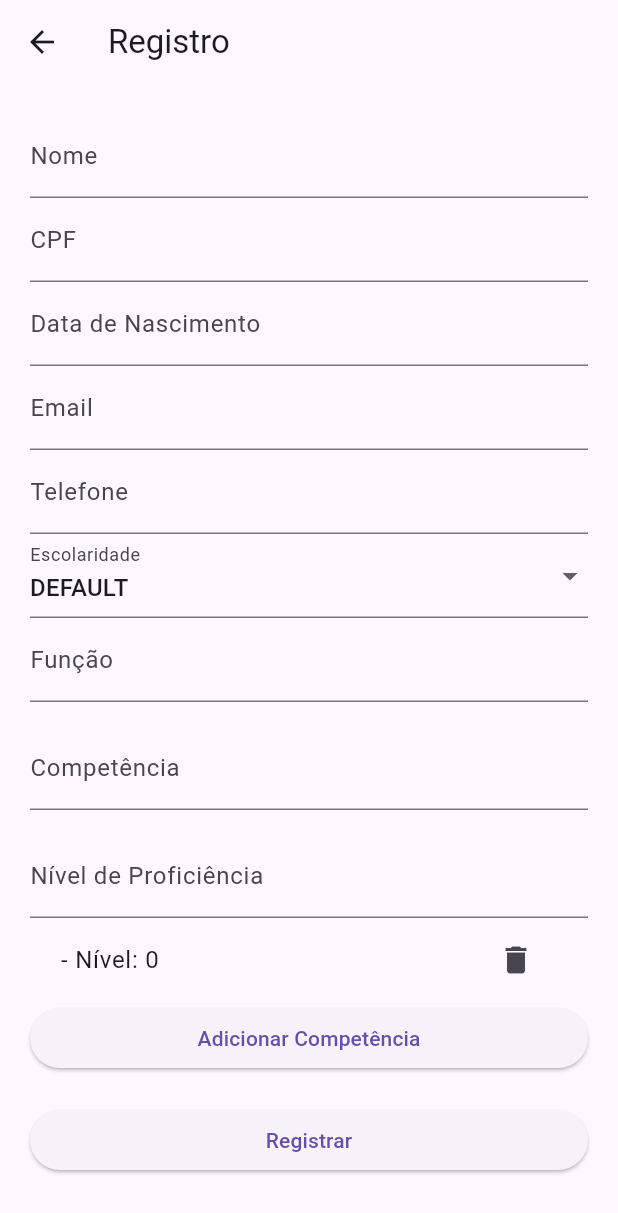
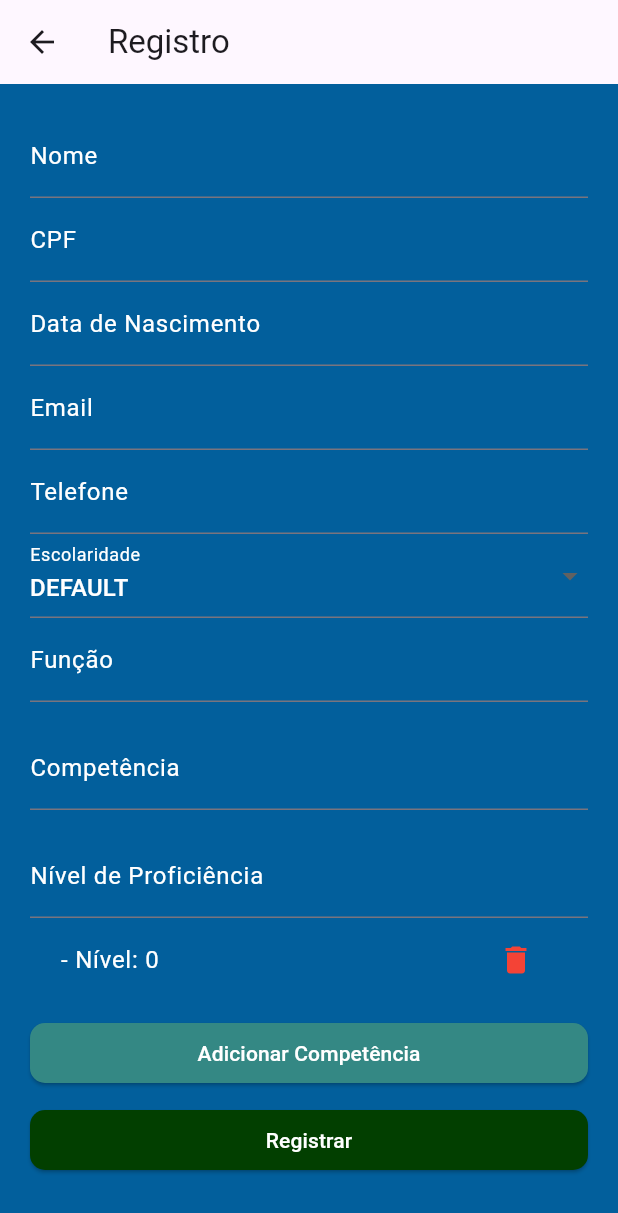
Before and after one commit to daviroquedev/curriculos_project, a Flutter app: the RegisterPage screen opened by its route, after a tap on "Adicionar Competência", on a phone screen of 412 x 824 dp. Shown: the top 1213 px of the screen. Run offline on Flutter 3.47's test engine with Material 3 defaults, Android fonts, the phone set to English and light mode, and no system bars; our stand-ins replace dio, fl_chart, flutter_mobx, flutter_modular, flutter_secure_storage, jwt_decoder and 2 more; accounts and stored records are empty; generated files the repository leaves out were written again.

Commit message:
feat: design screen register

```diff
--- a/lib/modules/auth/view/RegisterPage.dart
+++ b/lib/modules/auth/view/RegisterPage.dart
@@ -35,6 +35,7 @@ class RegisterPage extends StatelessWidget {
       appBar: AppBar(
         title: const Text('Registro'),
       ),
+      backgroundColor: const Color.fromARGB(255, 2, 95, 156),
       body: SingleChildScrollView(
         padding: const EdgeInsets.all(20.0),
         child: Column(
@@ -43,34 +44,53 @@ class RegisterPage extends StatelessWidget {
             Observer(
               builder: (_) => TextFormField(
                 onChanged: _registerStore.setNome,
-                decoration: const InputDecoration(labelText: 'Nome'),
+                decoration: InputDecoration(
+                  labelText: 'Nome',
+                  labelStyle:
+                      TextStyle(color: Colors.white), // Cor do texto branco
+                ),
               ),
             ),
             Observer(
               builder: (_) => TextFormField(
                 onChanged: _registerStore.setCpf,
-                decoration: const InputDecoration(labelText: 'CPF'),
+                decoration: InputDecoration(
+                  labelText: 'CPF',
+                  labelStyle:
+                      TextStyle(color: Colors.white), // Cor do texto branco
+                ),
                 inputFormatters: [cpfMaskFormatter],
               ),
             ),
             Observer(
               builder: (_) => TextFormField(
                 onChanged: _registerStore.setDataNascimento,
-                decoration:
-                    const InputDecoration(labelText: 'Data de Nascimento'),
+                decoration: InputDecoration(
+                  labelText: 'Data de Nascimento',
+                  labelStyle:
+                      TextStyle(color: Colors.white), // Cor do texto branco
+                ),
                 inputFormatters: [dateMaskFormatter],
               ),
             ),
             Observer(
               builder: (_) => TextFormField(
                 onChanged: _registerStore.setEmail,
-                decoration: const InputDecoration(labelText: 'Email'),
+                decoration: InputDecoration(
+                  labelText: 'Email',
+                  labelStyle:
+                      TextStyle(color: Colors.white), // Cor do texto branco
+                ),
               ),
             ),
             Observer(
               builder: (_) => TextFormField(
                 onChanged: _registerStore.setTelefone,
-                decoration: const InputDecoration(labelText: 'Telefone'),
+                decoration: InputDecoration(
+                  labelText: 'Telefone',
+                  labelStyle:
+                      TextStyle(color: Colors.white), // Cor do texto branco
+                ),
                 inputFormatters: [phoneMaskFormatter],
               ),
             ),
@@ -85,29 +105,44 @@ class RegisterPage extends StatelessWidget {
                 items: opcoesEscolaridade.map((escolaridade) {
                   return DropdownMenuItem(
                     value: escolaridade,
-                    child: Text(escolaridade),
+                    child: Text(escolaridade,
+                        style: TextStyle(
+                            color: Colors.white)), // Cor do texto branco
                   );
                 }).toList(),
-                decoration: const InputDecoration(labelText: 'Escolaridade'),
+                decoration: const InputDecoration(
+                    labelText: 'Escolaridade',
+                    labelStyle: TextStyle(color: Colors.white)),
               ),
             ),
             Observer(
               builder: (_) => TextFormField(
                 onChanged: _registerStore.setFuncao,
-                decoration: const InputDecoration(labelText: 'Função'),
+                decoration: InputDecoration(
+                  labelText: 'Função',
+                  labelStyle:
+                      TextStyle(color: Colors.white), // Cor do texto branco
+                ),
               ),
             ),
             const SizedBox(height: 16),
             TextFormField(
               controller: _competenciaController,
-              decoration: const InputDecoration(labelText: 'Competência'),
+              decoration: InputDecoration(
+                labelText: 'Competência',
+                labelStyle:
+                    TextStyle(color: Colors.white), // Cor do texto branco
+              ),
             ),
             const SizedBox(height: 16),
             TextFormField(
               controller: _nivelController,
               keyboardType: TextInputType.number,
-              decoration:
-                  const InputDecoration(labelText: 'Nível de Proficiência'),
+              decoration: InputDecoration(
+                labelText: 'Nível de Proficiência',
+                labelStyle:
+                    TextStyle(color: Colors.white), // Cor do texto branco
+              ),
             ),
             Observer(
               builder: (_) => Column(
@@ -116,9 +151,11 @@ class RegisterPage extends StatelessWidget {
                   return ListTile(
                     title: Text(
                       '${entry.value.competencia} - Nível: ${entry.value.nivelProficiencia}',
+                      style:
+                          TextStyle(color: Colors.white), // Cor do texto branco
                     ),
                     trailing: IconButton(
-                      icon: Icon(Icons.delete),
+                      icon: Icon(Icons.delete, color: Colors.red),
                       onPressed: () {
                         _registerStore.competencias.removeAt(entry.key);
                       },
@@ -127,6 +164,7 @@ class RegisterPage extends StatelessWidget {
                 }).toList(),
               ),
             ),
+            const SizedBox(height: 10),
             Observer(
               builder: (_) => ElevatedButton(
                 onPressed: () {
@@ -137,10 +175,17 @@ class RegisterPage extends StatelessWidget {
                   _competenciaController.clear();
                   _nivelController.clear();
                 },
-                child: const Text('Adicionar Competência'),
+                style: ElevatedButton.styleFrom(
+                  shape: RoundedRectangleBorder(
+                    borderRadius: BorderRadius.circular(10),
+                  ),
+                  backgroundColor: Color.fromARGB(255, 52, 136, 132),
+                ),
+                child: const Text('Adicionar Competência',
+                    style: TextStyle(color: Colors.white)),
               ),
             ),
-            const SizedBox(height: 20),
+            const SizedBox(height: 10),
             ElevatedButton(
               onPressed: () async {
                 bool success = await _controller
@@ -165,12 +210,20 @@ class RegisterPage extends StatelessWidget {
                   ScaffoldMessenger.of(context).showSnackBar(
                     const SnackBar(
                       content: Text(
-                          'Erro durante o registro. Por favor, tente novamente.'),
+                        'Erro durante o registro. Por favor, tente novamente.',
+                      ),
                     ),
                   );
                 }
               },
-              child: const Text('Registrar'),
+              style: ElevatedButton.styleFrom(
+                shape: RoundedRectangleBorder(
+                  borderRadius: BorderRadius.circular(10),
+                ),
+                backgroundColor: Color.fromARGB(255, 2, 63, 0),
+              ),
+              child: const Text('Registrar',
+                  style: TextStyle(color: Colors.white)),
             ),
           ],
         ),
```
